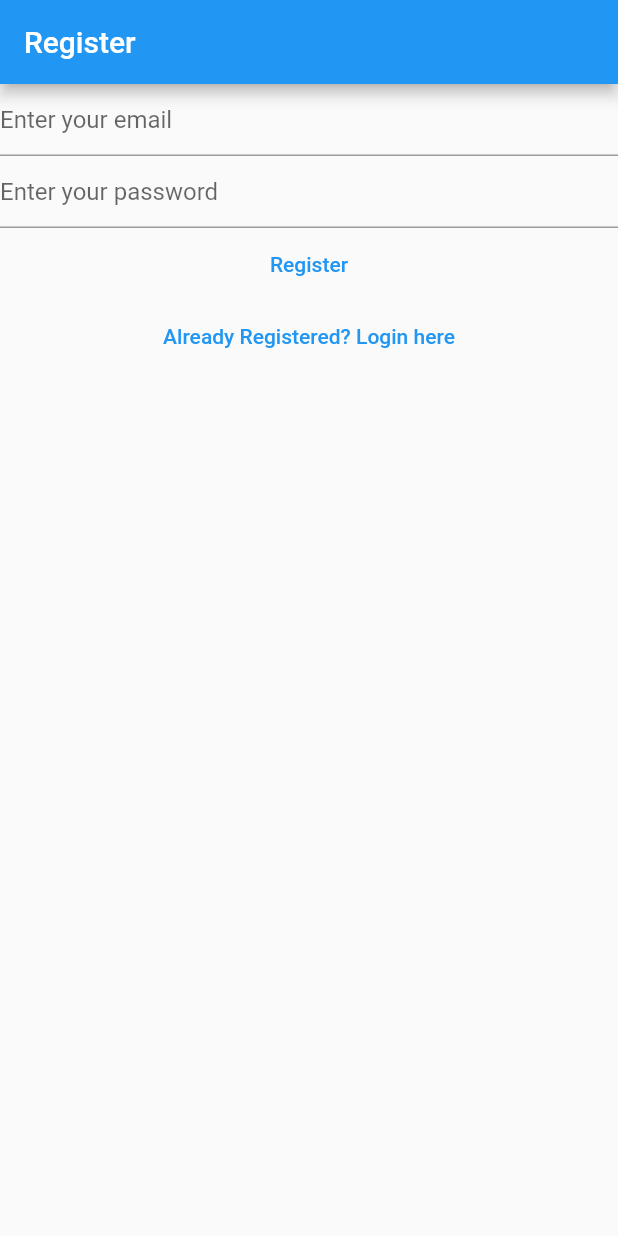
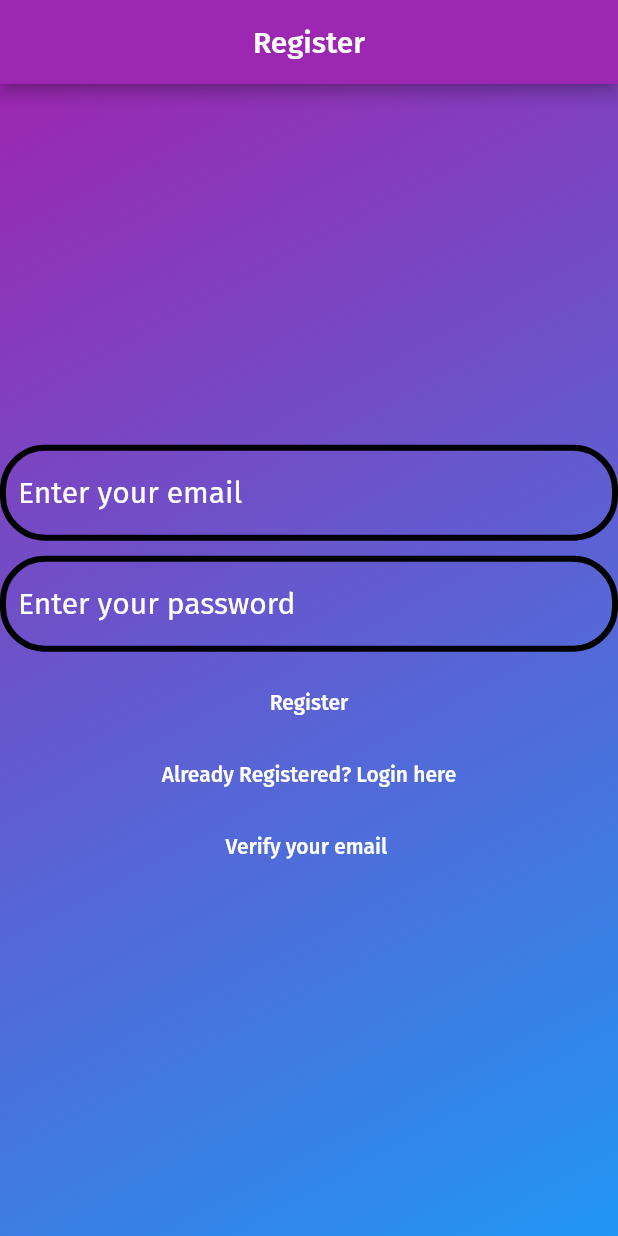
Before and after one commit to lazarusmugo/be_safe, a Flutter app: the screen it shows after launch, after a tap on "Dont have an account? Register Here", on a phone screen of 412 x 824 dp. Run offline on Flutter 3.47's test engine with Material 2 defaults, Android fonts, the phone set to English and light mode, and no system bars; our stand-ins replace firebase_auth, firebase_core, fluttertoast, google_fonts; accounts and stored records are empty; network calls fail.

Commit message:
Made changes to login view and registration view.

```diff
--- a/lib/main.dart
+++ b/lib/main.dart
@@ -1,24 +1,31 @@
+import 'package:be_safe/home_screen.dart';
 import 'package:be_safe/views/login_view.dart';
 import 'package:be_safe/views/register_view.dart';
 import 'package:be_safe/views/verify_email_view.dart';
 import 'package:firebase_auth/firebase_auth.dart';
 import 'package:firebase_core/firebase_core.dart';
 import 'package:flutter/material.dart';
+import 'package:google_fonts/google_fonts.dart';
 import 'firebase_options.dart';
 
 void main() {
   WidgetsFlutterBinding.ensureInitialized();
   runApp(
     MaterialApp(
-      title: 'Flutter Demo',
+      title: 'Be Safe',
       theme: ThemeData(
+        textTheme: GoogleFonts.firaSansTextTheme(
+            // Theme.of(context).textTheme,
+            ),
         primarySwatch: Colors.blue,
       ),
       home: const HomePage(),
       routes: {
         '/login/': (context) => const LoginView(),
         '/register/': (context) => const RegisterView(),
+        '/verifyEmail/': (context) => const VerifyEmailView(),
       },
+      debugShowCheckedModeBanner: false,
     ),
   );
 }
@@ -28,7 +35,8 @@ class HomePage extends StatelessWidget {
 
   @override
   Widget build(BuildContext context) {
-    return FutureBuilder(
+    return Scaffold(
+      body: FutureBuilder(
         future: Firebase.initializeApp(
           options: DefaultFirebaseOptions.currentPlatform,
         ),
@@ -38,7 +46,8 @@ class HomePage extends StatelessWidget {
               final user = FirebaseAuth.instance.currentUser;
               if (user != null) {
                 if (user.emailVerified) {
-                print('Email is Verified');
+                  // print('Email is Verified');
+                  return const HomeScreen();
                 } else {
                   return const VerifyEmailView();
                 }
@@ -46,10 +55,13 @@ class HomePage extends StatelessWidget {
                 return const LoginView();
               }
               return const Text('Done');
+
+            //return const VerifyEmailView();
             default:
               return const CircularProgressIndicator();
           }
         },
+      ),
     );
   }
 }
--- a/lib/views/login_view.dart
+++ b/lib/views/login_view.dart
@@ -1,5 +1,6 @@
+import 'dart:ui';
+
 import 'package:firebase_auth/firebase_auth.dart';
-
 import 'package:flutter/material.dart';
 
 class LoginView extends StatefulWidget {
@@ -32,25 +33,62 @@ class _LoginViewState extends State<LoginView> {
     return Scaffold(
       appBar: AppBar(
         title: const Text('Login'),
+        backgroundColor: Colors.purple,
+        centerTitle: true,
       ),
-      body: Column(
+      // backgroundColor: Colors.white,
+      body: Container(
+        decoration: const BoxDecoration(
+            gradient: LinearGradient(
+          begin: Alignment.topLeft,
+          end: Alignment.bottomRight,
+          colors: [
+            Colors.purple,
+            Colors.blue,
+          ],
+        )),
+        child: Column(
+          mainAxisAlignment: MainAxisAlignment.center,
           children: [
+            const SizedBox(
+              height: 5,
+            ),
             TextField(
               controller: _email,
               keyboardType: TextInputType.emailAddress,
               enableSuggestions: false,
               autocorrect: false,
-            decoration: const InputDecoration(
-              hintText: 'Enter your email',
+              decoration: InputDecoration(
+                enabledBorder: OutlineInputBorder(
+                  borderRadius: BorderRadius.circular(30.0),
+                  borderSide: const BorderSide(
+                    width: 4,
+                    color: Colors.black,
                   ),
                 ),
+                hintText: 'Enter your email',
+                hintStyle: const TextStyle(fontSize: 20.0, color: Colors.white),
+              ),
+            ),
+            const SizedBox(height: 10),
             TextField(
               controller: _password,
               obscureText: true,
               enableSuggestions: false,
               autocorrect: false,
-            decoration: const InputDecoration(hintText: 'Enter your password'),
+              decoration: InputDecoration(
+                enabledBorder: OutlineInputBorder(
+                  borderRadius: BorderRadius.circular(30.0),
+                  borderSide: const BorderSide(
+                    width: 4,
+                    color: Colors.black,
                   ),
+                ),
+                hintText: 'Enter your password',
+                hintStyle: const TextStyle(fontSize: 20.0, color: Colors.white),
+              ),
+            ),
+            const SizedBox(height: 10),
             TextButton(
               onPressed: () async {
                 final email = _email.text;
@@ -71,16 +109,29 @@ class _LoginViewState extends State<LoginView> {
                   }
                 }
               },
-            child: const Text('Login'),
+              child: const Text(
+                'Login',
+                style: TextStyle(color: Colors.white),
+              ),
             ),
             TextButton(
               onPressed: () {
                 Navigator.of(context)
                     .pushNamedAndRemoveUntil('/register/', (route) => false);
               },
-            child: const Text('Dont have an account? Register Here'),
+              child: const Text('Dont have an account? Register Here',
+                  style: TextStyle(color: Colors.white)),
+            ),
+            TextButton(
+              onPressed: () {
+                Navigator.of(context)
+                    .pushNamedAndRemoveUntil('/verifyEmail/', (route) => false);
+              },
+              child: const Text('Verify your email ',
+                  style: TextStyle(color: Colors.white)),
             )
           ],
+        ),
       ),
     );
   }
--- a/lib/views/register_view.dart
+++ b/lib/views/register_view.dart
@@ -31,31 +31,69 @@ class _RegisterViewState extends State<RegisterView> {
     return Scaffold(
       appBar: AppBar(
         title: const Text('Register'),
+        backgroundColor: Colors.purple,
+        centerTitle: true,
       ),
-      body: Column(
+      body: Container(
+        decoration: const BoxDecoration(
+            gradient: LinearGradient(
+          begin: Alignment.topLeft,
+          end: Alignment.bottomRight,
+          colors: [
+            Colors.purple,
+            Colors.blue,
+          ],
+        )),
+        child: Column(
+          mainAxisAlignment: MainAxisAlignment.center,
           children: [
+            const SizedBox(
+              height: 5,
+            ),
             TextField(
               controller: _email,
               keyboardType: TextInputType.emailAddress,
               enableSuggestions: false,
               autocorrect: false,
-            decoration: const InputDecoration(hintText: 'Enter your email'),
+              decoration: InputDecoration(
+                enabledBorder: OutlineInputBorder(
+                  borderRadius: BorderRadius.circular(30.0),
+                  borderSide: const BorderSide(
+                    width: 4,
+                    color: Colors.black,
                   ),
+                ),
+                hintText: 'Enter your email',
+                hintStyle: const TextStyle(fontSize: 20.0, color: Colors.white),
+              ),
+            ),
+            const SizedBox(height: 10),
             TextField(
               controller: _password,
               obscureText: true,
               enableSuggestions: false,
               autocorrect: false,
-            decoration: const InputDecoration(hintText: 'Enter your password'),
+              decoration: InputDecoration(
+                enabledBorder: OutlineInputBorder(
+                  borderRadius: BorderRadius.circular(30.0),
+                  borderSide: const BorderSide(
+                    width: 4,
+                    color: Colors.black,
                   ),
+                ),
+                hintText: 'Enter your password',
+                hintStyle: const TextStyle(fontSize: 20.0, color: Colors.white),
+              ),
+            ),
+            const SizedBox(height: 10),
             TextButton(
               onPressed: () async {
                 final email = _email.text;
                 final password = _password.text;
 
                 try {
-                final userCredential =
-                    await FirebaseAuth.instance.createUserWithEmailAndPassword(
+                  final userCredential = await FirebaseAuth.instance
+                      .createUserWithEmailAndPassword(
                     email: email,
                     password: password,
                   );
@@ -70,16 +108,31 @@ class _RegisterViewState extends State<RegisterView> {
                   }
                 }
               },
-            child: const Text('Register'),
+              child: const Text(
+                'Register',
+                style: TextStyle(color: Colors.white),
+              ),
             ),
             TextButton(
               onPressed: () {
                 Navigator.of(context)
                     .pushNamedAndRemoveUntil('/login/', (route) => false);
               },
-            child: const Text('Already Registered? Login here'),
+              child: const Text(
+                'Already Registered? Login here',
+                style: TextStyle(color: Colors.white),
+              ),
+            ),
+            TextButton(
+              onPressed: () {
+                Navigator.of(context)
+                    .pushNamedAndRemoveUntil('/verifyEmail/', (route) => false);
+              },
+              child: const Text('Verify your email ',
+                  style: TextStyle(color: Colors.white)),
             )
           ],
+        ),
       ),
     );
   }
```
Also changed, not shown: lib/home_screen.dart (added, +40 -0 lines), lib/live_safe/bus_station_card.dart (added, +41 -0 lines), lib/live_safe/hospital_card.dart (added, +38 -0 lines), lib/live_safe/hotels_card.dart (added, +41 -0 lines), lib/live_safe/live_safe.dart (added, +50 -0 lines), lib/live_safe/pharmacy_card.dart (added, +40 -0 lines), lib/live_safe/police_station_card.dart (added, +38 -0 lines), lib/views/verify_email_view.dart (+40 -4 lines), pubspec.yaml (+10 -0 lines), assets/ambulance.png (added), assets/bus-stop.png (added), assets/hotel.png (added), assets/pharmacy.png (added), assets/police-badge.png (added), 1 more files, 5 other files. Lines whose indentation alone changed are shown as unchanged.
